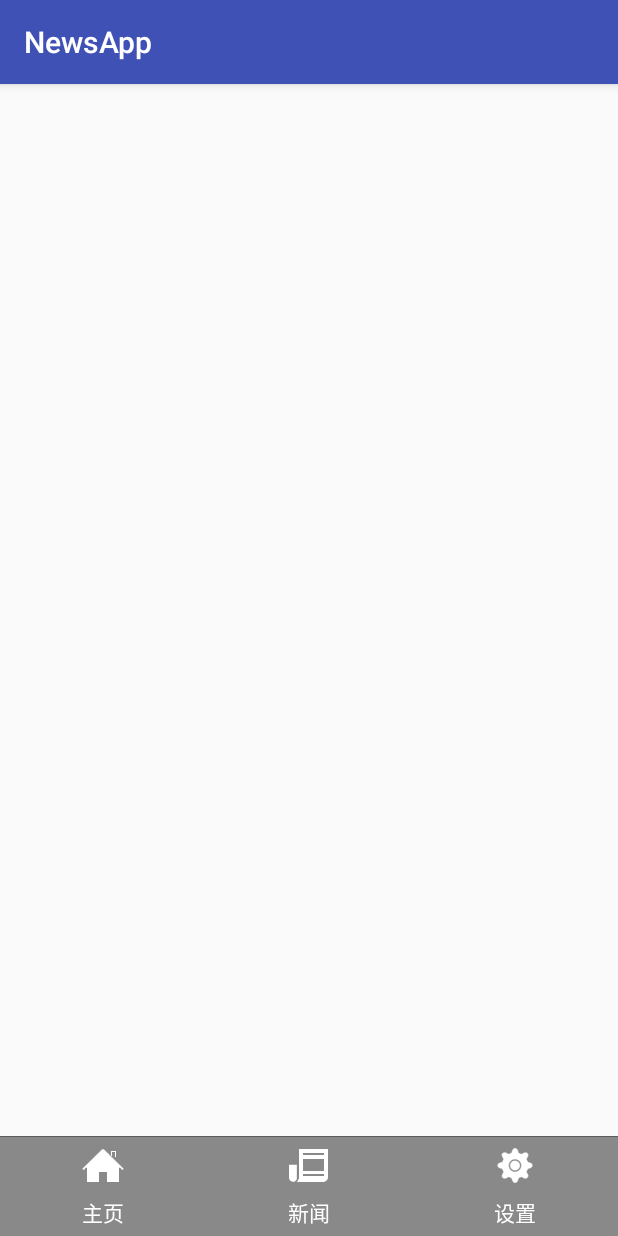
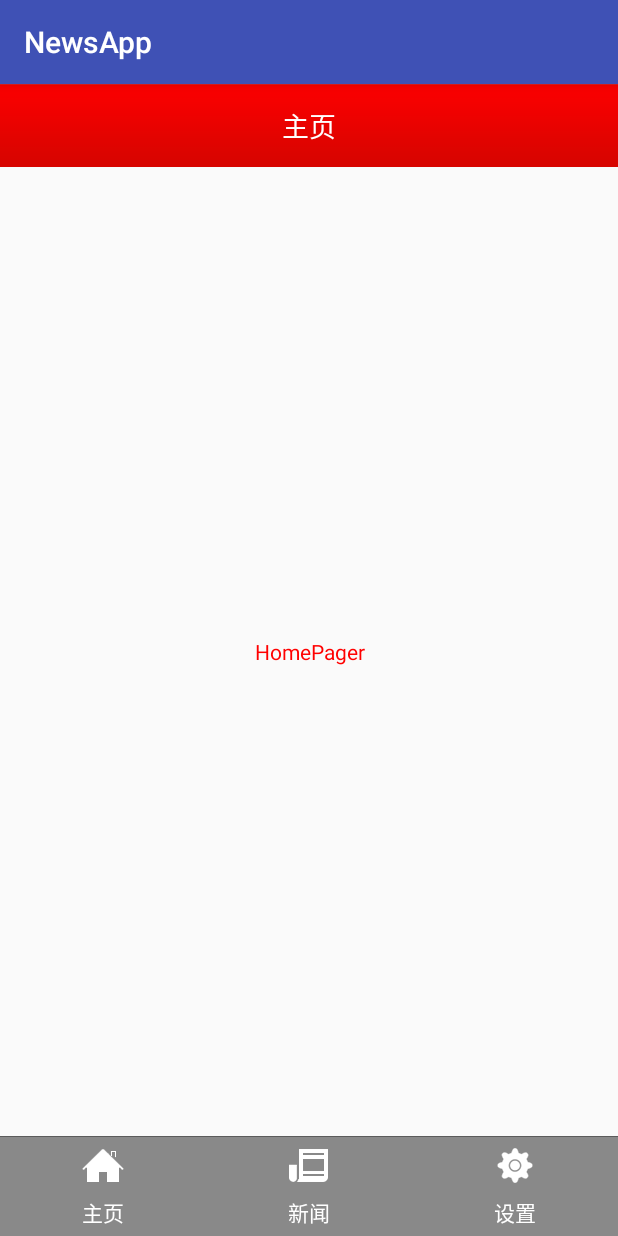
Before and after one commit to ChenYuelun/NewsApp, an Android app: the fragment ContentFragment shown on its own in the app's theme, on a phone screen of 412 x 824 dp. Run offline under Robolectric (Android 15) with nearby library versions, the phone set to English and light mode, and no system bars; our stand-ins replace ButterKnife.

Commit message:
简单显示三个页面

```diff
--- /dev/null
+++ b/app/src/main/java/com/example/newsapp/base/BasePager.java
@@ -0,0 +1,42 @@
+package com.example.newsapp.base;
+
+import android.content.Context;
+import android.view.View;
+import android.widget.FrameLayout;
+import android.widget.ImageButton;
+import android.widget.TextView;
+
+import com.example.newsapp.R;
+
+import static android.view.View.inflate;
+import static com.example.newsapp.R.id.fl_content;
+
+/**
+ * Created by chenyuelun on 2017/6/2.
+ */
+
+public class BasePager {
+
+
+    public View rootView;
+    public Context context;
+
+    public TextView tv_title;
+    public ImageButton ib_menu;
+
+    public FrameLayout fl_content;
+
+    public BasePager(Context context){
+        this.context =context;
+
+        rootView = View.inflate(context, R.layout.pager_base,null);
+
+        tv_title = (TextView) rootView.findViewById(R.id.tv_title);
+        ib_menu = (ImageButton) rootView.findViewById(R.id.ib_menu);
+        fl_content = (FrameLayout) rootView.findViewById(R.id.fl_content);
+    }
+
+    public void initData(){
+
+    }
+}
--- a/app/src/main/java/com/example/newsapp/fragment/ContentFragment.java
+++ b/app/src/main/java/com/example/newsapp/fragment/ContentFragment.java
@@ -1,26 +1,88 @@
 package com.example.newsapp.fragment;
 
-import android.graphics.Color;
-import android.view.Gravity;
+import android.os.Bundle;
+import android.support.v4.view.PagerAdapter;
+import android.support.v4.view.ViewPager;
+import android.view.LayoutInflater;
 import android.view.View;
-import android.widget.TextView;
+import android.view.ViewGroup;
+import android.widget.FrameLayout;
+import android.widget.RadioGroup;
 
 import com.example.newsapp.R;
 import com.example.newsapp.base.BaseFragment;
+import com.example.newsapp.base.BasePager;
+import com.example.newsapp.pager.HomePager;
+import com.example.newsapp.pager.NewsPager;
+import com.example.newsapp.pager.SettingPager;
+
+import java.util.ArrayList;
+
+import butterknife.BindView;
+import butterknife.ButterKnife;
+import butterknife.Unbinder;
 
 /**
  * Created by chenyuelun on 2017/6/2.
  */
 
 public class ContentFragment extends BaseFragment {
+    @BindView(R.id.content_vp)
+    ViewPager contentVp;
+    @BindView(R.id.rg_content)
+    RadioGroup rgContent;
+    Unbinder unbinder;
+
+    private ArrayList<BasePager> pagers;
+
     @Override
     public View initView() {
-        View view = View.inflate(context, R.layout.fragment_content,null);
+        View view = View.inflate(context, R.layout.fragment_content, null);
+        unbinder = ButterKnife.bind(this, view);
         return view;
     }
 
     @Override
     public void initData() {
         super.initData();
+        pagers = new ArrayList<>();
+        pagers.add(new HomePager(context));
+        pagers.add(new NewsPager(context));
+        pagers.add(new SettingPager(context));
+
+        contentVp.setAdapter(new MyPagerAdapter());
+    }
+
+
+    @Override
+    public void onDestroyView() {
+        super.onDestroyView();
+        unbinder.unbind();
+    }
+
+    private class MyPagerAdapter extends PagerAdapter {
+        @Override
+        public Object instantiateItem(ViewGroup container, int position) {
+            BasePager basePager = pagers.get(position);
+            View rootView = basePager.rootView;
+            container.addView(rootView);
+            basePager.initData();
+            return rootView;
+        }
+
+        @Override
+        public void destroyItem(ViewGroup container, int position, Object object) {
+            container.removeView((View) object);
+        }
+
+        @Override
+        public int getCount() {
+            return pagers.size();
+        }
+
+        @Override
+        public boolean isViewFromObject(View view, Object object) {
+            return view == object;
+        }
     }
 }
--- /dev/null
+++ b/app/src/main/java/com/example/newsapp/pager/HomePager.java
@@ -0,0 +1,35 @@
+package com.example.newsapp.pager;
+
+import android.content.Context;
+import android.graphics.Color;
+import android.view.Gravity;
+import android.widget.TextView;
+
+import com.example.newsapp.base.BasePager;
+
+/**
+ * Created by chenyuelun on 2017/6/2.
+ */
+
+public class HomePager extends BasePager {
+
+    public HomePager(Context context) {
+        super(context);
+
+
+    }
+
+    @Override
+    public void initData() {
+        super.initData();
+
+        tv_title.setText("主页");
+        TextView textView = new TextView(context);
+        textView.setText("HomePager");
+        textView.setGravity(Gravity.CENTER);
+        textView.setTextColor(Color.RED);
+
+        fl_content.addView(textView);
+
+    }
+}
--- /dev/null
+++ b/app/src/main/java/com/example/newsapp/pager/NewsPager.java
@@ -0,0 +1,35 @@
+package com.example.newsapp.pager;
+
+import android.content.Context;
+import android.graphics.Color;
+import android.view.Gravity;
+import android.widget.TextView;
+
+import com.example.newsapp.base.BasePager;
+
+/**
+ * Created by chenyuelun on 2017/6/2.
+ */
+
+public class NewsPager extends BasePager {
+
+    public NewsPager(Context context) {
+        super(context);
+
+
+    }
+
+    @Override
+    public void initData() {
+        super.initData();
+
+        tv_title.setText("主页");
+        TextView textView = new TextView(context);
+        textView.setText("NewsPager");
+        textView.setGravity(Gravity.CENTER);
+        textView.setTextColor(Color.RED);
+
+        fl_content.addView(textView);
+
+    }
+}
--- /dev/null
+++ b/app/src/main/java/com/example/newsapp/pager/SettingPager.java
@@ -0,0 +1,35 @@
+package com.example.newsapp.pager;
+
+import android.content.Context;
+import android.graphics.Color;
+import android.view.Gravity;
+import android.widget.TextView;
+
+import com.example.newsapp.base.BasePager;
+
+/**
+ * Created by chenyuelun on 2017/6/2.
+ */
+
+public class SettingPager extends BasePager {
+
+    public SettingPager(Context context) {
+        super(context);
+
+
+    }
+
+    @Override
+    public void initData() {
+        super.initData();
+
+        tv_title.setText("主页");
+        TextView textView = new TextView(context);
+        textView.setText("SettingPager");
+        textView.setGravity(Gravity.CENTER);
+        textView.setTextColor(Color.RED);
+
+        fl_content.addView(textView);
+
+    }
+}
--- /dev/null
+++ b/app/src/main/res/layout/pager_base.xml
@@ -0,0 +1,18 @@
+<?xml version="1.0" encoding="utf-8"?>
+<LinearLayout xmlns:android="http://schemas.android.com/apk/res/android"
+    android:layout_width="match_parent"
+    android:layout_height="match_parent"
+    android:orientation="vertical">
+
+
+    <!--标题栏-->
+    <include layout="@layout/titlebar"/>
+
+    <!--FrameLayout加载子视图-->
+    <FrameLayout
+        android:id="@+id/fl_content"
+        android:layout_width="match_parent"
+        android:layout_weight="1"
+        android:layout_height="0dp"/>
+
+</LinearLayout>
--- /dev/null
+++ b/app/src/main/res/layout/titlebar.xml
@@ -0,0 +1,26 @@
+<?xml version="1.0" encoding="utf-8"?>
+<RelativeLayout xmlns:android="http://schemas.android.com/apk/res/android"
+    android:layout_width="match_parent"
+    android:layout_height="55dp"
+    android:background="@drawable/title_red_bg">
+
+    <TextView
+        android:id="@+id/tv_title"
+        android:layout_width="wrap_content"
+        android:layout_height="wrap_content"
+        android:layout_centerInParent="true"
+        android:text="我是标题"
+        android:textColor="#ffffff"
+        android:textSize="18sp" />
+
+    <ImageButton
+        android:id="@+id/ib_menu"
+        android:layout_width="wrap_content"
+        android:layout_height="wrap_content"
+        android:layout_centerVertical="true"
+        android:layout_marginLeft="8dp"
+        android:background="@android:color/transparent"
+        android:src="@drawable/img_menu"
+        android:visibility="gone" />
+
+</RelativeLayout>
```
Also changed, not shown: app/src/main/res/drawable-hdpi/img_menu.png (added), app/src/main/res/drawable-hdpi/title_red_bg.png (added).
